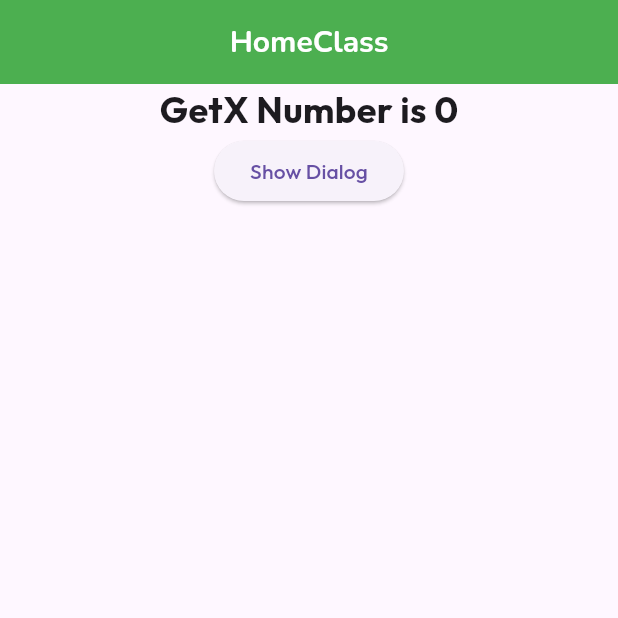
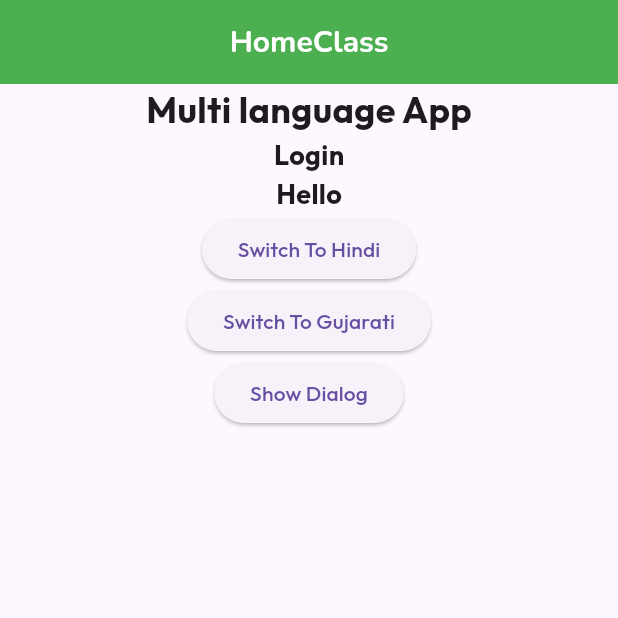
Before and after one commit to Sachinbarot/first_app, a Flutter app: the screen it shows after launch, on a phone screen of 412 x 824 dp, the top half of it. Run offline on Flutter 3.47's test engine with Material 3 defaults, Android fonts, the phone set to English and light mode, and no system bars; our stand-ins replace carousel_slider, confetti, flutter_lucide, flutter_neumorphic_plus, flutter_slidable, fluttertoast and 10 more; missing offline and left inert: flutter_animate_on_scroll; network calls fail.

Commit message:
GetX Localization Added

```diff
--- a/lib/getXapp/controller/homecontroller.dart
+++ b/lib/getXapp/controller/homecontroller.dart
@@ -30,10 +30,10 @@ class HomeController extends GetxController {
             colorText: Colors.black);
       } else {
         Get.snackbar("Error", "Something Went Wrong",
-            colorText: Colors.red, backgroundColor: Colors.transparent);
+            colorText: Colors.black, backgroundColor: Colors.transparent);
       }
     } catch (error) {
-      Get.snackbar("Error", "$error", backgroundColor: Colors.red);
+      Get.snackbar("Error", "$error", backgroundColor: Colors.black);
     }
   }
 }
--- /dev/null
+++ b/lib/getXapp/localization/languages.dart
@@ -0,0 +1,28 @@
+import 'package:get/get.dart';
+
+class AppLanguages extends Translations {
+  @override
+  Map<String, Map<String, String>> get keys => {
+        'en_US': {
+          'hello': 'Hello',
+          'login': 'Login',
+          'register': 'Register',
+          'forgot_password': 'Forgot Password',
+          'password': 'Password',
+        },
+        'hi_IN': {
+          'hello': 'नमस्ते',
+          'login': 'लॉगिन',
+          'register': 'रजिस्टर',
+          'forgot_password': 'पासवर्ड भूल गया',
+          'password': 'पासवर्ड',
+        },
+        'gu_IN': {
+          'hello': 'નમસ્તે',
+          'login': 'લોગિન',
+          'register': 'રજિસ્ટર',
+          'forgot_password': 'પાસવર્ડ ભૂલ્યો',
+          'password': 'પાસવર્ડ',
+        }
+      };
+}
--- a/lib/getXapp/views/home.dart
+++ b/lib/getXapp/views/home.dart
@@ -26,21 +26,44 @@ class HomeClass extends GetView<HomeController> {
                   controller.increment();
                   // controller.addListener;
                 },
-              child: Obx(() {
-                return Text(
+                child: Text(
                   // number.toString(),
-                  "GetX Number is ${controller.rank}",
+                  "Multi language App",
                   style: TextStyle(fontWeight: FontWeight.bold, fontSize: 24),
-                );
-              }),
+                )),
           ),
+          Text(
+            'login'.tr,
+            style: const TextStyle(fontWeight: FontWeight.bold, fontSize: 18),
           ),
+          Text(
+            'hello'.tr,
+            style: const TextStyle(fontWeight: FontWeight.bold, fontSize: 18),
+          ),
+          ElevatedButton(
+              onPressed: () {
+                Get.updateLocale(Locale('hi', 'IN'));
+              },
+              child: Text("Switch To Hindi")),
+          ElevatedButton(
+              onPressed: () {
+                Get.updateLocale(Locale('gu', 'IN'));
+              },
+              child: Text("Switch To Gujarati")),
           ElevatedButton(
             child: const Text("Show Dialog"),
             onPressed: () {
-              // number.value++;
-              // Get.defaultDialog(title: "Testing GetX Dialog");
-              // Get.to(Screen2Class(), transition: Transition.zoom);
+              // Get.snackbar("Success Response", "Data Fetched Successfull",
+              //     colorText: Colors.black);
+              // Get.dialog(Container(child: Text("This is getx dialog")));
+              // Get.defaultDialog(
+              //   title: "Dialog Title",
+              //   onConfirm: () {
+              //     Get.back();
+              //   },
+              // );
+              Get.to(() => Screen2Class(),
+                  arguments: {'id': 1, 'title': 'Screen for list'});
             },
           )
         ],
--- a/lib/main.dart
+++ b/lib/main.dart
@@ -1,6 +1,7 @@
 import 'package:first_app/api.dart';
 import 'package:first_app/changenotifierexample.dart';
 import 'package:first_app/getXapp/bindings/homebinding.dart';
+import 'package:first_app/getXapp/localization/languages.dart';
 import 'package:first_app/getXapp/views/home.dart';
 import 'package:first_app/keplerapp/profile.dart';
 import 'package:first_app/yt/anim_scroll.dart';
@@ -41,6 +42,8 @@ class MyApp extends StatelessWidget {
               backgroundColor: Colors.green,
               titleTextStyle: GoogleFonts.nunito(
                   fontSize: 20.0, fontWeight: FontWeight.bold))),
+      translations: AppLanguages(),
+      locale: Locale('en', 'US'),
       getPages: [
         GetPage(name: '/', page: () => HomeClass(), binding: HomeBinding()),
       ],
```
Also changed, not shown: lib/getXapp/views/screen2.dart (+25 -4 lines), 11 other files. Lines whose indentation alone changed are shown as unchanged.
